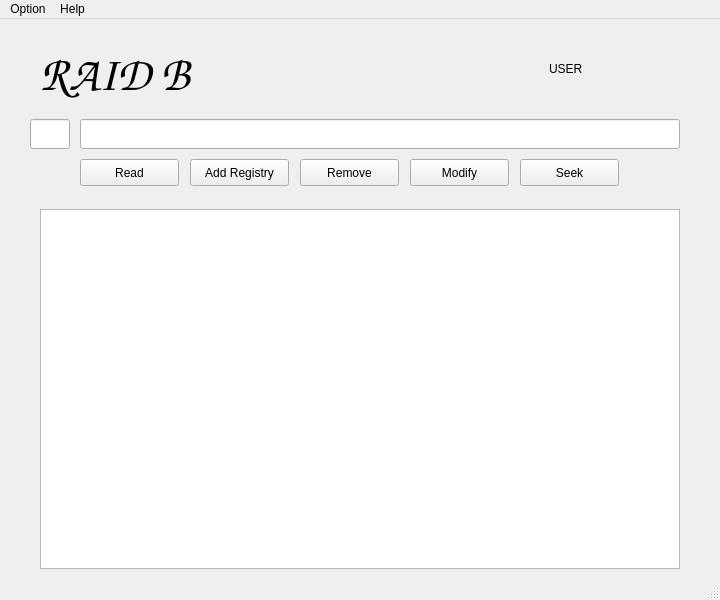
josbaduma/ClientGUI, file loginwindow.ui: the form before one commit.
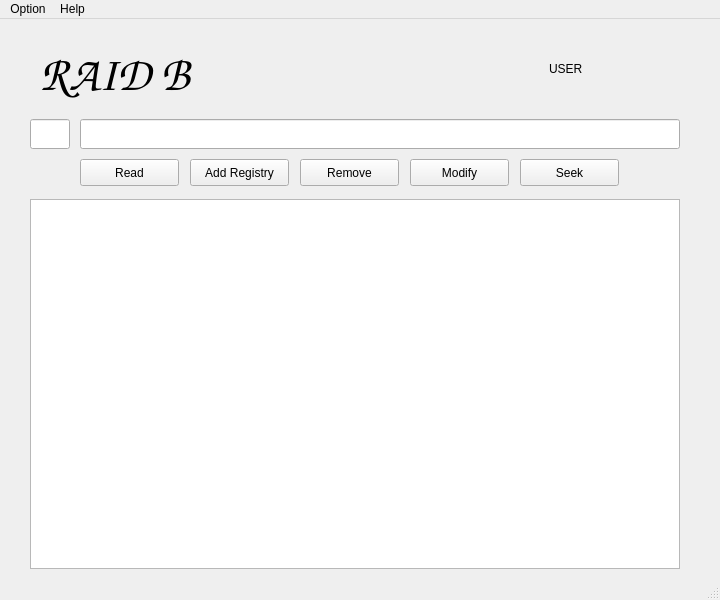
The form after the commit.

The edit to the form file:
```diff
--- a/loginwindow.ui
+++ b/loginwindow.ui
@@ -34,19 +34,6 @@
      </rect>
     </property>
    </widget>
-   <widget class="QPlainTextEdit" name="fileText">
-    <property name="geometry">
-     <rect>
-      <x>40</x>
-      <y>190</y>
-      <width>640</width>
-      <height>360</height>
-     </rect>
-    </property>
-    <property name="readOnly">
-     <bool>true</bool>
-    </property>
-   </widget>
    <widget class="QLabel" name="userLabel">
     <property name="geometry">
      <rect>
@@ -147,6 +134,22 @@
      <string>Read</string>
     </property>
    </widget>
+   <widget class="QTableWidget" name="tableFile">
+    <property name="geometry">
+     <rect>
+      <x>30</x>
+      <y>180</y>
+      <width>650</width>
+      <height>370</height>
+     </rect>
+    </property>
+    <property name="rowCount">
+     <number>0</number>
+    </property>
+    <property name="columnCount">
+     <number>0</number>
+    </property>
+   </widget>
   </widget>
   <widget class="QMenuBar" name="menubar">
    <property name="geometry">
```
